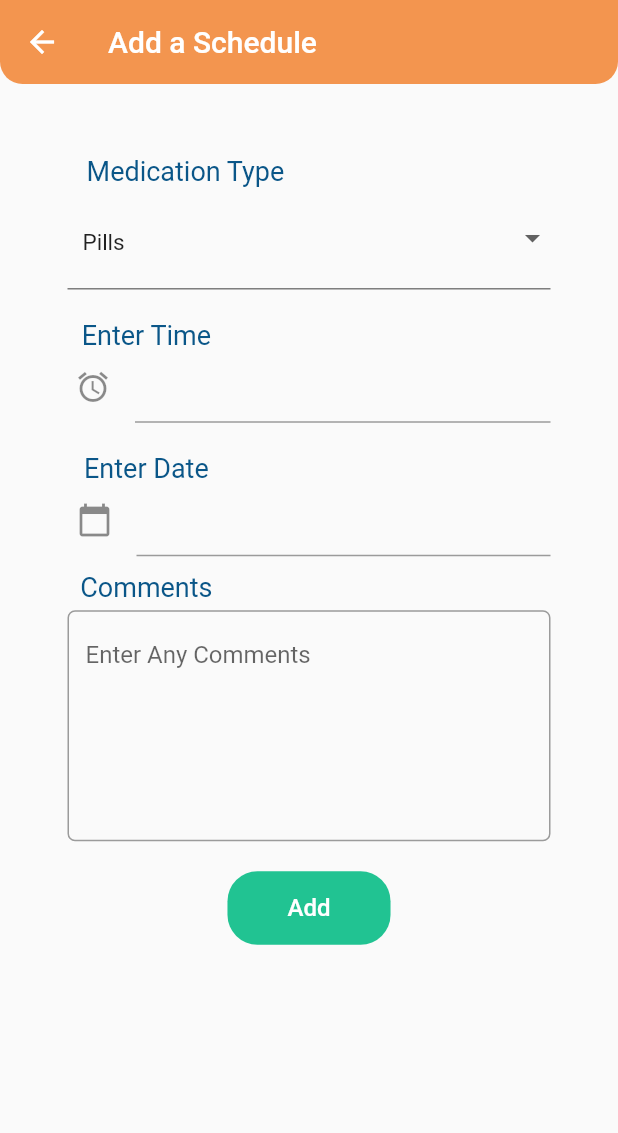
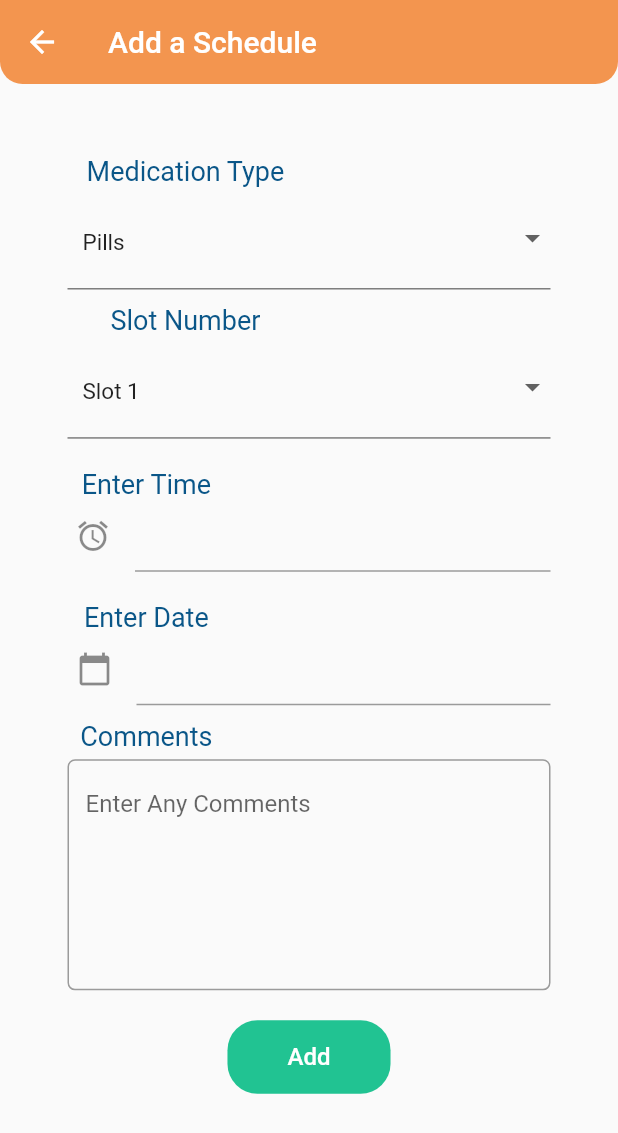
Before and after one commit to HiruniSenevirathne/Smart-Pill-Dispenser, a Flutter app: the CaretakerAddScheduleItemScreen screen opened directly with empty values, on a phone screen of 412 x 824 dp. Shown: the top 1133 px of the screen. Run offline on Flutter 3.47's test engine with Material 2 defaults, Android fonts, the phone set to English and light mode, and no system bars; our stand-ins replace cached_network_image, email_validator, firebase_auth, firebase_core, firebase_database, firebase_messaging and 6 more; missing offline and left inert: enum_to_string, simple_moment, time_picker_widget; accounts and stored records are empty.

Commit message:
slot number adde t schedule save edit

```diff
--- a/lib/components/reportCard.dart
+++ b/lib/components/reportCard.dart
@@ -153,6 +153,20 @@ class _ReportCardState extends State<ReportCard> {
                   ),
                 )
               ]),
+          Row(
+            children: [
+              Padding(
+                padding: EdgeInsets.only(top: widget.padding, right: 30),
+                child: Text(
+                  widget.scheduleItem.dispenserSlot.toString(),
+                  style: TextStyle(
+                      fontSize: 15,
+                      fontWeight: FontWeight.bold,
+                      color: ColorThemes.colorBlue),
+                ),
+              ),
+            ],
+          ),
           widget.scheduleItem.comment != ""
               ? Row(
                   crossAxisAlignment: CrossAxisAlignment.center,
--- a/lib/modules/schedule.dart
+++ b/lib/modules/schedule.dart
@@ -6,6 +6,7 @@ class ScheduleItem {
   late String comment;
   int? dispensedTime;
   String? status;
+  int? dispenserSlot;
 
   static final String STATUS_Pending = "0";
   static final String STATUS_Taken = "1";
@@ -15,6 +16,7 @@ class ScheduleItem {
       required this.date,
       required this.medicationType,
       required this.comment,
+      this.dispenserSlot,
       this.status,
       this.dispensedTime});
 
@@ -24,6 +26,7 @@ class ScheduleItem {
     medicationType = json['medication_type'];
     comment = json['comment'];
     scheduleId = scheduleId_;
+    dispenserSlot = json['dispenser_slot'];
     dispensedTime = json['dispensed_time'];
     status = json['status'];
   }
@@ -34,6 +37,7 @@ class ScheduleItem {
     data['date'] = this.date;
     data['medication_type'] = this.medicationType;
     data['comment'] = this.comment;
+    data['dispenser_slot'] = this.dispenserSlot;
     data['dispensed_time'] = this.dispensedTime;
     data['status'] = this.status;
     return data;
--- a/lib/screens/caretaker/caretakerAddScheduleItem.dart
+++ b/lib/screens/caretaker/caretakerAddScheduleItem.dart
@@ -36,7 +36,9 @@ class CaretakerAddScheduleScreenState_
   RegExp regex = RegExp(r'^([0-9]|0[0-9]|1[0-9]|2[0-3]):[0-5][0-9]$');
 
   var medicationType = ['Pills', 'Inhalers', 'Liquid Drugs', 'Injections'];
-  var medicationTypeSelected = '';
+  var slotNumber = ['1', '2', '3', '4'];
+  var slotNumberSelected = '1';
+  var medicationTypeSelected = 'Pills';
 
   @override
   void initState() {
@@ -59,7 +61,7 @@ class CaretakerAddScheduleScreenState_
     TimeOfDay td = TimeOfDay(hour: mDate.hour, minute: mDate.minute);
 
     td = td.replacing(minute: 30);
-    print(["111111", td]);
+    // print(["111111", td]);
     return Scaffold(
         appBar: AppBar(
           title: widget.isEdit == false
@@ -129,6 +131,49 @@ class CaretakerAddScheduleScreenState_
                                         value: medicationTypeSelected,
                                         onChanged: (String? newValueSelected) {
                                           _onDropDownItemSelected(
+                                              newValueSelected!);
+                                        },
+                                      ))),
+
+                              //Dropdown for Slot
+                              Padding(
+                                padding: EdgeInsets.only(
+                                    right: screenWidth / 2.5,
+                                    top: 10,
+                                    bottom: 5),
+                                child: Text(
+                                  'Slot Number',
+                                  style: TextStyle(
+                                      fontSize: 18,
+                                      color: ColorThemes.colorBlue),
+                                ),
+                              ),
+                              Container(
+                                  width: screenWidth / 1.2,
+                                  height: screenHeight / 13,
+                                  decoration: BoxDecoration(
+                                      border: Border(
+                                          bottom: BorderSide(width: 0.5))),
+                                  child: Padding(
+                                      padding:
+                                          EdgeInsets.only(top: 5.0, left: 10.0),
+                                      child: DropdownButtonFormField<String>(
+                                        decoration: InputDecoration(
+                                            contentPadding: EdgeInsets.only(
+                                                top: 6.0, left: 0.0),
+                                            border: InputBorder.none),
+                                        items: slotNumber.map((String value) {
+                                          return DropdownMenuItem<String>(
+                                            value: value,
+                                            child: Text(
+                                              "Slot $value",
+                                              style: TextStyle(fontSize: 15),
+                                            ),
+                                          );
+                                        }).toList(),
+                                        value: slotNumberSelected,
+                                        onChanged: (String? newValueSelected) {
+                                          _onDropDownItemSelectedForSlots(
                                               newValueSelected!);
                                         },
                                       ))),
@@ -269,12 +314,19 @@ class CaretakerAddScheduleScreenState_
     });
   }
 
+  void _onDropDownItemSelectedForSlots(String newSlotSelected) {
+    setState(() {
+      this.slotNumberSelected = newSlotSelected;
+    });
+  }
+
   void toAddSchedule() async {
     try {
       var data = {
         'time': timeController.text,
         'date': dateController.text,
         'medication_type': medicationTypeSelected,
+        'dispenser_slot': slotNumberSelected,
         'comment': commentController.text,
         'status': ScheduleItem.STATUS_Pending
       };
```
